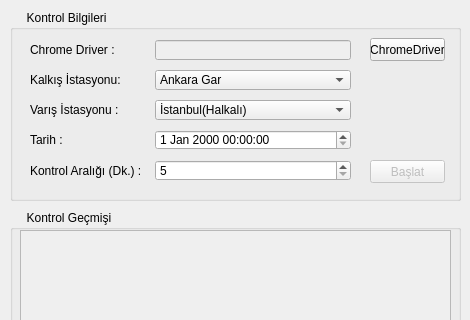
Above: files/ticket_checker.ui from muzafferbulut/yht-ticket-checker before the change; both pictures show x 0 to 470 and y 0 to 320 of the 470 by 600 pixel window. Below: the same form after it.
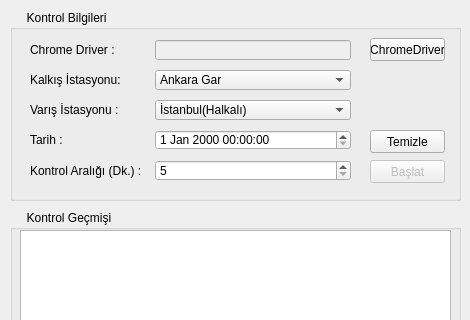
That is the form after the change.

Commit message: hata düzeltme

What changed in the file:
```diff
--- a/files/ticket_checker.ui
+++ b/files/ticket_checker.ui
@@ -306,6 +306,19 @@
       <string>Başlat</string>
      </property>
     </widget>
+    <widget class="QPushButton" name="clearPlainTextEdit">
+     <property name="geometry">
+      <rect>
+       <x>360</x>
+       <y>120</y>
+       <width>75</width>
+       <height>23</height>
+      </rect>
+     </property>
+     <property name="text">
+      <string>Temizle</string>
+     </property>
+    </widget>
    </widget>
    <widget class="QGroupBox" name="groupBox_2">
     <property name="geometry">
@@ -321,7 +334,7 @@
     </property>
     <widget class="QPlainTextEdit" name="logPlainTextEdit">
      <property name="enabled">
-      <bool>false</bool>
+      <bool>true</bool>
      </property>
      <property name="geometry">
       <rect>
@@ -331,6 +344,9 @@
        <height>321</height>
       </rect>
      </property>
+     <property name="readOnly">
+      <bool>true</bool>
+     </property>
     </widget>
     <widget class="QProgressBar" name="progressBar">
      <property name="geometry">
```
The commit also changes 2 other files.
